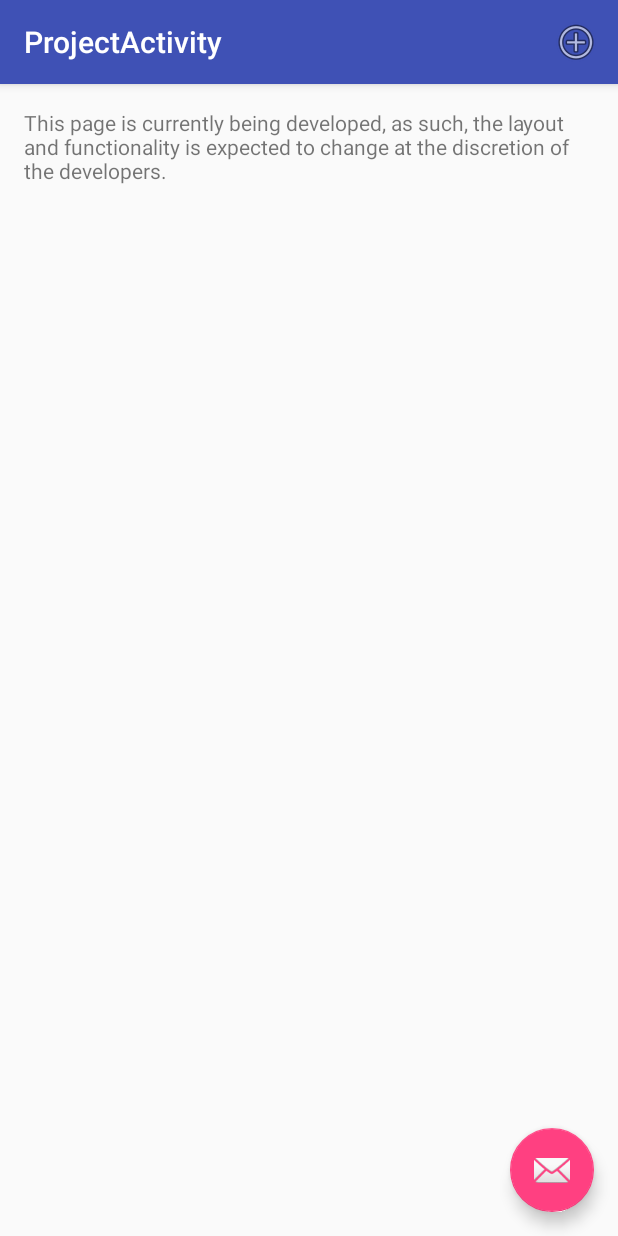
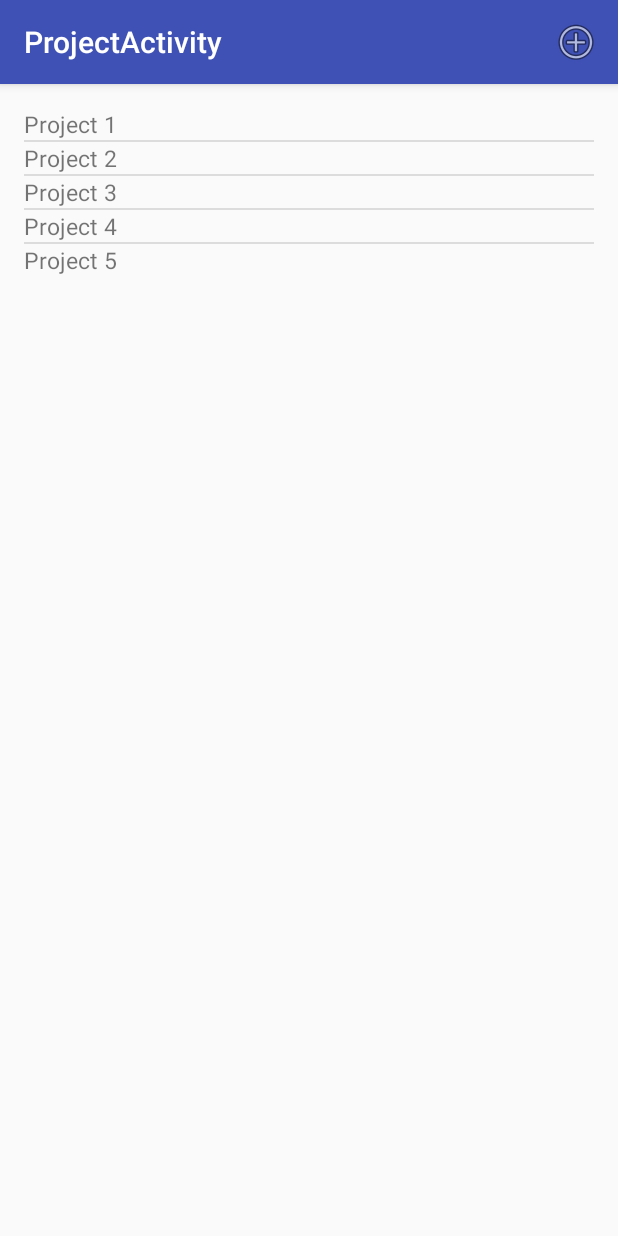
Before and after one commit to ucsdCSE110wi16/CSE110W260T5, an Android app: the ProjectActivity screen opened directly, with no data from a screen before it, on a phone screen of 412 x 824 dp. Run offline under Robolectric (Android 15) with nearby library versions, the phone set to English and light mode, and no system bars.

Commit message:
Working Project List View

```diff
--- a/app/src/main/java/net/atlassian/teammyrec/writersbloc/Models/DataModels/Category.java
+++ /dev/null
@@ -1,7 +0,0 @@
-package net.atlassian.teammyrec.writersbloc.Models.DataModels;
-
-/**
- * Created by jay on 2/6/16.
- */
-public class Category {
-}
--- a/app/src/main/java/net/atlassian/teammyrec/writersbloc/Models/DataModels/Page.java
+++ /dev/null
@@ -1,7 +0,0 @@
-package net.atlassian.teammyrec.writersbloc.Models.DataModels;
-
-/**
- * Created by jay on 2/6/16.
- */
-public class Page {
-}
--- a/app/src/main/java/net/atlassian/teammyrec/writersbloc/ProjectActivity.java
+++ b/app/src/main/java/net/atlassian/teammyrec/writersbloc/ProjectActivity.java
@@ -8,7 +8,9 @@ import android.support.v7.widget.Toolbar;
 import android.view.Menu;
 import android.view.MenuInflater;
 import android.view.View;
+import android.widget.AdapterView;
 import android.widget.ArrayAdapter;
+import android.widget.GridView;
 import android.widget.ListView;
 import android.widget.Toast;
 
@@ -16,6 +18,7 @@ public class ProjectActivity extends AppCompatActivity {
 
     // These are here ONLY to framework the 'login'. Eventually this functionality will
     // NOT be in the ProjectActivity, but for demo purposes, this works well
+    //TODO
     public static final String INTENT_EXTRA_PASSWORD = "ProjectActivity.PASSWORD";
     public static final String INTENT_EXTRA_USERNAME = "ProjectActivity.USERNAME";
 
@@ -32,9 +35,31 @@ public class ProjectActivity extends AppCompatActivity {
         Toast.makeText(this, toastStr,Toast.LENGTH_LONG).show();
 
         ListView list = (ListView)findViewById(R.id.projects_list_view);
-        String[] strings = {};
-        ArrayAdapter<String> adapter = new ArrayAdapter<>(this, android.R.layout.simple_list_item_1,strings);
-        list.setAdapter(adapter);
+        String[] strings = {"Project 1", "Project 2", "Project 3", "Project 4", "Project 5"};
+        //ArrayAdapter<String> adapter = new ArrayAdapter<>(this, android.R.layout.simple_list_item_1,strings);
+        list.setAdapter(new TextViewAdapter(this, strings));
+
+        list.setOnItemClickListener(new AdapterView.OnItemClickListener() {
+            @Override
+            public void onItemClick(AdapterView<?> parent, View view, int position, long id) {
+                Toast.makeText(ProjectActivity.this, "" + position, Toast.LENGTH_SHORT).show();
+            }
+        });
+
+
+        //GridView gridView = (GridView) findViewById(R.id.projects_grid_view);
+        //gridView.setAdapter(new TextViewAdapter(this, strings));
+
+        Toast.makeText(this, "here",Toast.LENGTH_SHORT).show();
+
+        /*
+        gridView.setOnItemClickListener(new AdapterView.OnItemClickListener() {
+            @Override
+            public void onItemClick(AdapterView<?> parent, View view, int position, long id) {
+                Toast.makeText(ProjectActivity.this, "" + position, Toast.LENGTH_SHORT).show();
+            }
+        });
+        */
 
     }
 
--- /dev/null
+++ b/app/src/main/java/net/atlassian/teammyrec/writersbloc/TextViewAdapter.java
@@ -0,0 +1,57 @@
+package net.atlassian.teammyrec.writersbloc;
+
+import android.content.Context;
+import android.view.LayoutInflater;
+import android.view.View;
+import android.view.ViewGroup;
+import android.widget.BaseAdapter;
+import android.widget.TextView;
+
+import net.atlassian.teammyrec.writersbloc.R;
+
+/**
+ * Created by williamchiu on 2/9/16.
+ */
+public class TextViewAdapter extends BaseAdapter {
+    private Context context;
+    private final String[] textViewValues;
+
+    public TextViewAdapter(Context context, String[] textViewValues) {
+        this.context = context;
+        this.textViewValues = textViewValues;
+    }
+
+    public View getView(int position, View convertView, ViewGroup parent) {
+        LayoutInflater inflater = (LayoutInflater) context.getSystemService(Context.LAYOUT_INFLATER_SERVICE);
+
+        View gridView;
+
+        if (convertView == null) {
+            gridView = new View(context);
+
+            gridView = inflater.inflate(R.layout.project_grid_item, null);
+            TextView textView = (TextView) gridView.findViewById(R.id.grid_item_label);
+            textView.setText(textViewValues[position]);
+        } else {
+            gridView = (View) convertView;
+        }
+
+        return gridView;
+    }
+
+    @Override
+    public int getCount() {
+        return textViewValues.length;
+    }
+
+    //Don't need bottom two methods
+    @Override
+    public Object getItem(int position) {
+        return null;
+    }
+
+    @Override
+    public long getItemId(int position) {
+        return 0;
+    }
+}
--- a/app/src/main/res/layout/activity_project.xml
+++ b/app/src/main/res/layout/activity_project.xml
@@ -23,12 +23,5 @@
 
     <include layout="@layout/content_project" />
 
-    <android.support.design.widget.FloatingActionButton
-        android:id="@+id/fab"
-        android:layout_width="wrap_content"
-        android:layout_height="wrap_content"
-        android:layout_gravity="bottom|end"
-        android:layout_margin="@dimen/fab_margin"
-        android:src="@android:drawable/ic_dialog_email" />
 
 </android.support.design.widget.CoordinatorLayout>
--- a/app/src/main/res/layout/content_project.xml
+++ b/app/src/main/res/layout/content_project.xml
@@ -1,4 +1,5 @@
 <?xml version="1.0" encoding="utf-8"?>
+
 <RelativeLayout xmlns:android="http://schemas.android.com/apk/res/android"
     xmlns:app="http://schemas.android.com/apk/res-auto"
     xmlns:tools="http://schemas.android.com/tools"
@@ -12,17 +13,9 @@
     tools:context="net.atlassian.teammyrec.writersbloc.ProjectActivity"
     tools:showIn="@layout/activity_project">
 
-    <TextView
-        android:layout_width="wrap_content"
-        android:layout_height="wrap_content"
-        android:text="@string/in_progress"
-        android:id="@+id/in_progress_text_content_project"
-        />
-
     <ListView
         android:layout_width="wrap_content"
         android:layout_height="wrap_content"
-        android:layout_below="@id/in_progress_text_content_project"
-        android:id="@+id/projects_list_view"
-        ></ListView>
+        android:id="@+id/projects_list_view">
+    </ListView>
 </RelativeLayout>
--- /dev/null
+++ b/app/src/main/res/layout/project_grid_item.xml
@@ -0,0 +1,9 @@
+<?xml version="1.0" encoding="utf-8"?>
+<TextView xmlns:android="http://schemas.android.com/apk/res/android"
+    android:id="@+id/grid_item_label"
+    android:layout_width="wrap_content"
+    android:layout_height="wrap_content"
+    android:text="@+id/label"
+    android:layout_marginTop="5dp"
+    android:textSize="15sp" >
+</TextView>
```
Also changed, not shown: 3 other files.
